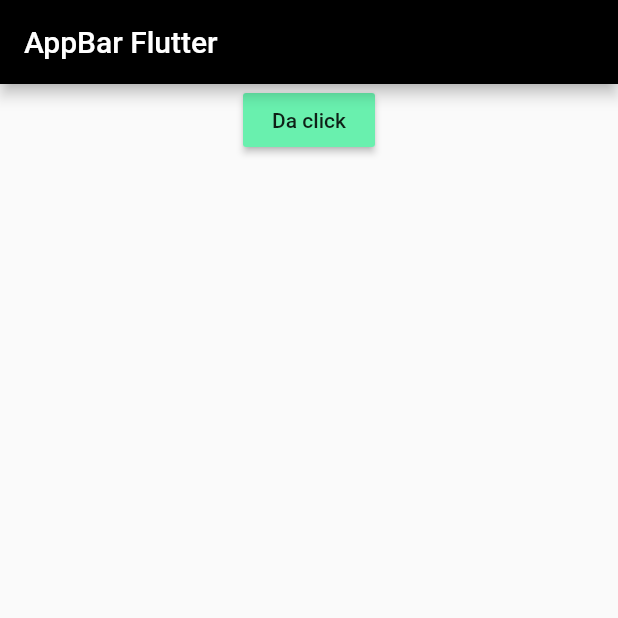
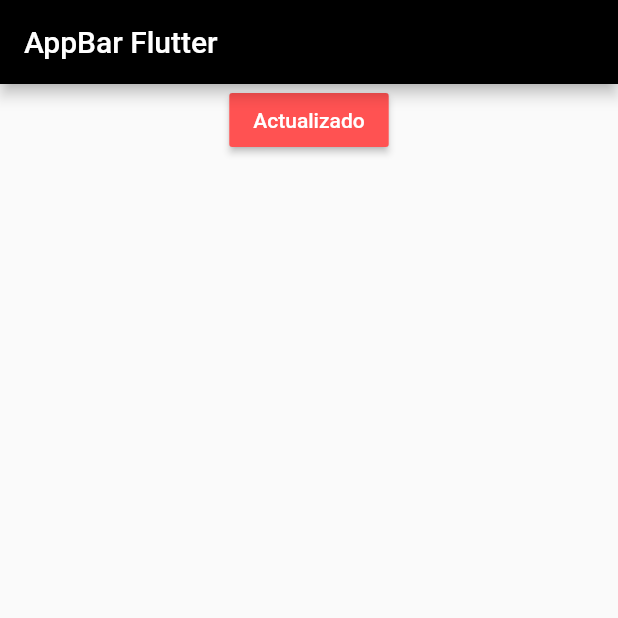
Before and after one commit to Irwing-Herrera/Flutter-Ejercices, a Flutter app: the screen it shows after launch, on a phone screen of 412 x 824 dp, the top half of it. Run offline on Flutter 3.47's test engine with Material 2 defaults, Android fonts, the phone set to English and light mode, and no system bars.

Commit message:
Actualizado de color y texto de boton en Home

```diff
--- a/lib/main.dart
+++ b/lib/main.dart
@@ -19,8 +19,9 @@ class MyApp extends StatelessWidget {
         mainAxisAlignment: MainAxisAlignment.center,
         children: <Widget>[
           new RaisedButton(
-            child: new Text("Da click"),
-            color: Colors.greenAccent,
+            child: new Text("Actualizado"),
+            color: Colors.redAccent,
+            textColor: Colors.white,
             onPressed: () {},
           )
         ],
```
